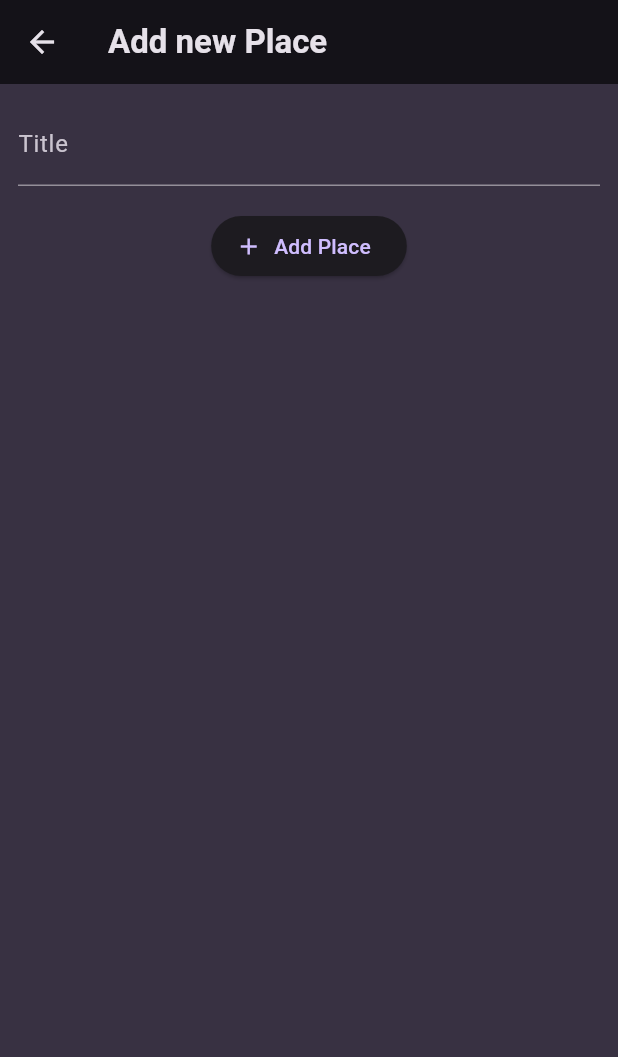
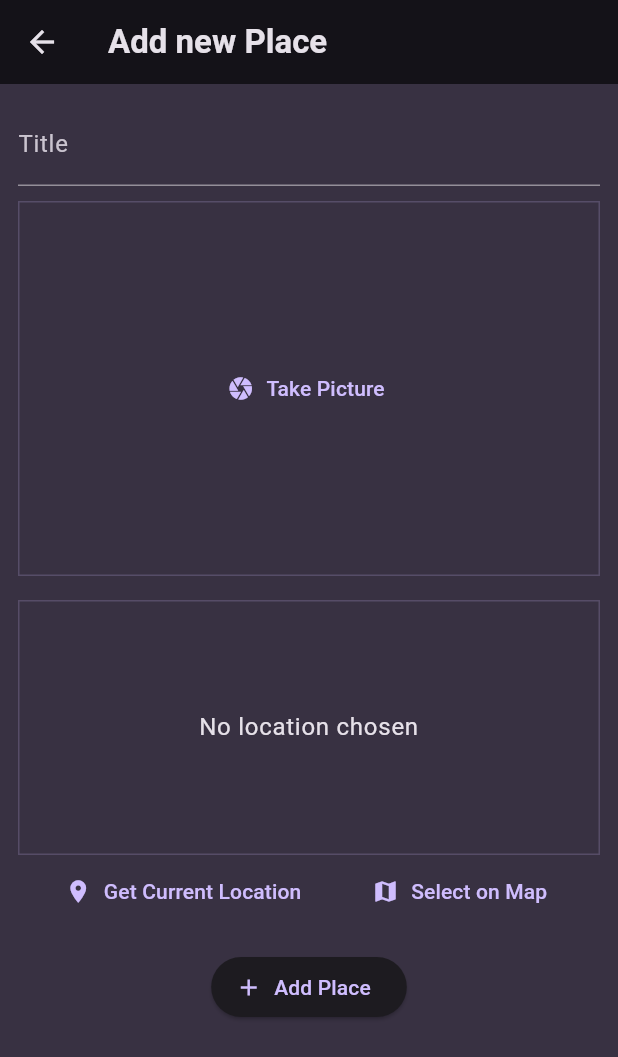
Before and after one commit to siam009/LearnFlutter, a Flutter app: the AddPlaceScreen screen opened directly, on a phone screen of 412 x 824 dp. Shown: the top 1057 px of the screen. Run offline on Flutter 3.47's test engine with Material 3 defaults, Android fonts, the phone set to English and light mode, and no system bars; our stand-ins replace flutter_riverpod, google_fonts, image_picker, location, sqflite, transparent_image; accounts and stored records are empty.

```diff
--- a/favorite_places/lib/models/place.dart
+++ b/favorite_places/lib/models/place.dart
@@ -1,10 +1,17 @@
+import 'dart:io';
+
 import 'package:uuid/uuid.dart';
 
 const uuid = Uuid();
 
 class Place {
-  Place({required this.title}) : id = uuid.v4();
+  Place({
+    required this.title,
+    required this.image,
+    String? id,
+  }) : id = id ?? uuid.v4();
 
   final String id;
   final String title;
+  final File image;
 }
--- a/favorite_places/lib/screens/add_place.dart
+++ b/favorite_places/lib/screens/add_place.dart
@@ -1,3 +1,7 @@
+import 'dart:io';
+
+import 'package:favorite_places/widgets/image_input.dart';
+import 'package:favorite_places/widgets/location_input.dart';
 import 'package:flutter/material.dart';
 import 'package:flutter_riverpod/flutter_riverpod.dart';
 import 'package:favorite_places/providers/user_places.dart';
@@ -13,15 +17,19 @@ class AddPlaceScreen extends ConsumerStatefulWidget {
 
 class _AddPlaceScreenState extends ConsumerState<AddPlaceScreen> {
   final _titleController = TextEditingController();
+  File? _selectedImage;
 
   void _savePlace() {
     final enteredTitle = _titleController.text;
 
-    if (enteredTitle.isEmpty) {
+    if (enteredTitle.isEmpty || _selectedImage == null) {
       return;
     }
 
-    ref.read(userPlacesProvider.notifier).addPlace(enteredTitle);
+    ref
+        .read(userPlacesProvider.notifier)
+        .addPlace(enteredTitle, _selectedImage!);
+
     Navigator.of(context).pop();
   }
 
@@ -48,6 +56,14 @@ class _AddPlaceScreenState extends ConsumerState<AddPlaceScreen> {
                 color: Theme.of(context).colorScheme.onBackground,
               ),
             ),
+            const SizedBox(height: 10),
+            ImageInput(
+              onPickImage: (image) {
+                _selectedImage = image;
+              },
+            ),
+            const SizedBox(height: 16),
+            LocationInput(),
             const SizedBox(height: 16),
             ElevatedButton.icon(
               onPressed: _savePlace,
--- /dev/null
+++ b/favorite_places/lib/widgets/image_input.dart
@@ -0,0 +1,68 @@
+import 'dart:io';
+import 'package:flutter/material.dart';
+import 'package:image_picker/image_picker.dart';
+
+class ImageInput extends StatefulWidget {
+  const ImageInput({super.key, required this.onPickImage});
+
+  final void Function(File image) onPickImage;
+
+  @override
+  State<StatefulWidget> createState() {
+    return _ImageInputState();
+  }
+}
+
+class _ImageInputState extends State<ImageInput> {
+  File? _selectedImage;
+
+  void _takePicture() async {
+    final picker = ImagePicker();
+    final pickedImage =
+        await picker.pickImage(source: ImageSource.camera, maxWidth: 600);
+
+    if (pickedImage == null) {
+      return;
+    }
+
+    setState(() {
+      _selectedImage = File(pickedImage.path);
+    });
+
+    widget.onPickImage(_selectedImage!);
+  }
+
+  @override
+  Widget build(BuildContext context) {
+    Widget content = TextButton.icon(
+      icon: const Icon(Icons.camera),
+      label: const Text('Take Picture'),
+      onPressed: _takePicture,
+    );
+
+    if (_selectedImage != null) {
+      content = GestureDetector(
+        onTap: _takePicture,
+        child: Image.file(
+          _selectedImage!,
+          fit: BoxFit.cover,
+          width: double.infinity,
+          height: double.infinity,
+        ),
+      );
+    }
+
+    return Container(
+      decoration: BoxDecoration(
+        border: Border.all(
+          width: 1,
+          color: Theme.of(context).colorScheme.primary.withAlpha(51),
+        ),
+      ),
+      height: 250,
+      width: double.infinity,
+      alignment: Alignment.center,
+      child: content,
+    );
+  }
+}
--- /dev/null
+++ b/favorite_places/lib/widgets/location_input.dart
@@ -0,0 +1,109 @@
+import 'package:flutter/material.dart';
+import 'package:location/location.dart';
+
+class LocationInput extends StatefulWidget {
+  const LocationInput({super.key});
+
+  @override
+  State<StatefulWidget> createState() {
+    return _LocationInputState();
+  }
+}
+
+class _LocationInputState extends State<LocationInput> {
+  Location? _pickedLocation;
+  var _isGettingLocation = false;
+
+  void _getCurrentLocation() async {
+    Location location = new Location();
+
+    bool serviceEnabled;
+    PermissionStatus permissionGranted;
+    LocationData locationData;
+
+    serviceEnabled = await location.serviceEnabled();
+    if (!serviceEnabled) {
+      serviceEnabled = await location.requestService();
+      if (!serviceEnabled) {
+        return;
+      }
+    }
+
+    permissionGranted = await location.hasPermission();
+    if (permissionGranted == PermissionStatus.denied) {
+      permissionGranted = await location.requestPermission();
+      if (permissionGranted != PermissionStatus.granted) {
+        return;
+      }
+    }
+
+    setState(() {
+      _isGettingLocation = true;
+    });
+
+    locationData = await location.getLocation();
+
+    setState(() {
+      _isGettingLocation = false;
+    });
+
+    locationData = await location.getLocation();
+    print(locationData.latitude);
+    print(locationData.longitude);
+  }
+
+  @override
+  Widget build(BuildContext context) {
+    Widget previewContent = Text(
+      'No location chosen',
+      textAlign: TextAlign.center,
+      style: Theme.of(context).textTheme.bodyLarge!.copyWith(
+            color: Theme.of(context).colorScheme.onSurface,
+          ),
+    );
+
+    if (_isGettingLocation) {
+      previewContent = const CircularProgressIndicator();
+    }
+
+    return Column(
+      children: [
+        // TextField(
+        //   decoration: const InputDecoration(labelText: 'Title'),
+        //   controller: _titleController,
+        //   style: TextStyle(
+        //     color: Theme.of(context).colorScheme.onSurface,
+        //   ),
+        // ),
+        // const SizedBox(height: 10),
+        Container(
+          height: 170,
+          width: double.infinity,
+          alignment: Alignment.center,
+          decoration: BoxDecoration(
+            border: Border.all(
+              width: 1,
+              color: Theme.of(context).colorScheme.primary.withAlpha(50),
+            ),
+          ),
+          child: previewContent,
+        ),
+        Row(
+          mainAxisAlignment: MainAxisAlignment.spaceEvenly,
+          children: [
+            TextButton.icon(
+              icon: const Icon(Icons.location_on),
+              label: const Text('Get Current Location'),
+              onPressed: _getCurrentLocation,
+            ),
+            TextButton.icon(
+              icon: const Icon(Icons.map),
+              label: const Text('Select on Map'),
+              onPressed: () {},
+            ),
+          ],
+        )
+      ],
+    );
+  }
+}
--- a/favorite_places/lib/widgets/places_list.dart
+++ b/favorite_places/lib/widgets/places_list.dart
@@ -23,6 +23,10 @@ class PlacesList extends StatelessWidget {
     return ListView.builder(
       itemCount: places.length,
       itemBuilder: (ctx, index) => ListTile(
+        leading: CircleAvatar(
+          radius: 24,
+          backgroundImage: FileImage(places[index].image),
+        ),
         title: Text(
           places[index].title,
           style: Theme.of(context).textTheme.titleMedium!.copyWith(
--- a/favorite_places/pubspec.yaml
+++ b/favorite_places/pubspec.yaml
@@ -37,6 +37,11 @@ dependencies:
   google_fonts: ^6.2.1
   uuid: ^4.5.1
   flutter_riverpod: ^2.6.1
+  image_picker: ^1.1.2
+  location: ^8.0.0
+  path: ^1.9.0
+  path_provider: ^2.1.5
+  sqflite: ^2.4.1
 
 dev_dependencies:
   flutter_test:
```
Also changed, not shown: favorite_places/lib/providers/user_places.dart (+49 -3 lines), favorite_places/lib/screens/places.dart (+26 -4 lines), favorite_places/lib/screens/places_details.dart (+9 -7 lines), 2 other files.
